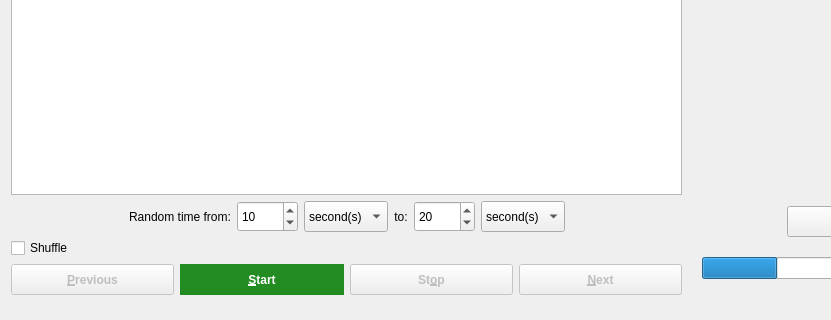
Before: the Qt Designer form src/gui/mainwindow.ui in LeonVitanos/Wallch, drawn with Qt 5; both pictures show x 0 to 831 and y 187 to 507 of the 1024 by 507 pixel window.
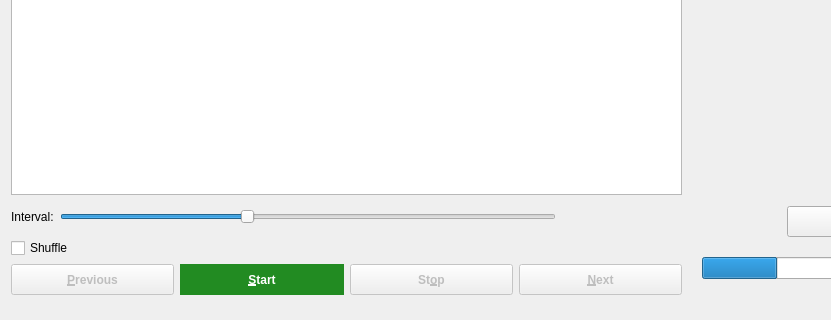
After: the same form once the commit is applied. The open tabs and pages were chosen to show the change. Icons and pictures are not drawn.

Commit message: Modularization of timerManager and removal of random time feature

Diff of the .ui file:
```diff
--- a/src/gui/mainwindow.ui
+++ b/src/gui/mainwindow.ui
@@ -973,238 +973,6 @@
               </item>
              </layout>
             </widget>
-            <widget class="QWidget" name="page_3">
-             <layout class="QHBoxLayout" name="horizontalLayout_29">
-              <property name="leftMargin">
-               <number>0</number>
-              </property>
-              <property name="topMargin">
-               <number>0</number>
-              </property>
-              <property name="rightMargin">
-               <number>0</number>
-              </property>
-              <property name="bottomMargin">
-               <number>0</number>
-              </property>
-              <item>
-               <spacer name="horizontalSpacer_34">
-                <property name="orientation">
-                 <enum>Qt::Horizontal</enum>
-                </property>
-                <property name="sizeHint" stdset="0">
-                 <size>
-                  <width>40</width>
-                  <height>20</height>
-                 </size>
-                </property>
-               </spacer>
-              </item>
-              <item>
-               <widget class="QLabel" name="random_time_from_label">
-                <property name="enabled">
-                 <bool>true</bool>
-                </property>
-                <property name="sizePolicy">
-                 <sizepolicy hsizetype="Fixed" vsizetype="Preferred">
-                  <horstretch>0</horstretch>
-                  <verstretch>0</verstretch>
-                 </sizepolicy>
-                </property>
-                <property name="font">
-                 <font>
-                  <bold>false</bold>
-                 </font>
-                </property>
-                <property name="text">
-                 <string>Random time from:</string>
-                </property>
-                <property name="alignment">
-                 <set>Qt::AlignCenter</set>
-                </property>
-               </widget>
-              </item>
-              <item>
-               <widget class="QSpinBox" name="random_from">
-                <property name="enabled">
-                 <bool>true</bool>
-                </property>
-                <property name="sizePolicy">
-                 <sizepolicy hsizetype="Fixed" vsizetype="Fixed">
-                  <horstretch>0</horstretch>
-                  <verstretch>0</verstretch>
-                 </sizepolicy>
-                </property>
-                <property name="minimumSize">
-                 <size>
-                  <width>40</width>
-                  <height>31</height>
-                 </size>
-                </property>
-                <property name="minimum">
-                 <number>0</number>
-                </property>
-                <property name="maximum">
-                 <number>86399</number>
-                </property>
-                <property name="singleStep">
-                 <number>1</number>
-                </property>
-                <property name="value">
-                 <number>10</number>
-                </property>
-               </widget>
-              </item>
-              <item>
-               <widget class="QComboBox" name="random_time_from_combobox">
-                <property name="enabled">
-                 <bool>true</bool>
-                </property>
-                <property name="sizePolicy">
-                 <sizepolicy hsizetype="Fixed" vsizetype="Fixed">
-                  <horstretch>0</horstretch>
-                  <verstretch>0</verstretch>
-                 </sizepolicy>
-                </property>
-                <property name="minimumSize">
-                 <size>
-                  <width>60</width>
-                  <height>31</height>
-                 </size>
-                </property>
-                <property name="maximumSize">
-                 <size>
-                  <width>16777215</width>
-                  <height>16777215</height>
-                 </size>
-                </property>
-                <property name="currentIndex">
-                 <number>0</number>
-                </property>
-                <property name="sizeAdjustPolicy">
-                 <enum>QComboBox::AdjustToContents</enum>
-                </property>
-                <item>
-                 <property name="text">
-                  <string>second(s)</string>
-                 </property>
-                </item>
-                <item>
-                 <property name="text">
-                  <string>minute(s)</string>
-                 </property>
-                </item>
-                <item>
-                 <property name="text">
-                  <string>hour(s)</string>
-                 </property>
-                </item>
-               </widget>
-              </item>
-              <item>
-               <widget class="QLabel" name="random_time_to_label">
-                <property name="enabled">
-                 <bool>true</bool>
-                </property>
-                <property name="sizePolicy">
-                 <sizepolicy hsizetype="Fixed" vsizetype="Preferred">
-                  <horstretch>0</horstretch>
-                  <verstretch>0</verstretch>
-                 </sizepolicy>
-                </property>
-                <property name="font">
-                 <font>
-                  <bold>false</bold>
-                 </font>
-                </property>
-                <property name="text">
-                 <string>to:</string>
-                </property>
-                <property name="alignment">
-                 <set>Qt::AlignCenter</set>
-                </property>
-               </widget>
-              </item>
-              <item>
-               <widget class="QSpinBox" name="random_to">
-                <property name="enabled">
-                 <bool>true</bool>
-                </property>
-                <property name="sizePolicy">
-                 <sizepolicy hsizetype="Fixed" vsizetype="Fixed">
-                  <horstretch>0</horstretch>
-                  <verstretch>0</verstretch>
-                 </sizepolicy>
-                </property>
-                <property name="minimumSize">
-                 <size>
-                  <width>40</width>
-                  <height>31</height>
-                 </size>
-                </property>
-                <property name="minimum">
-                 <number>1</number>
-                </property>
-                <property name="maximum">
-                 <number>86400</number>
-                </property>
-                <property name="singleStep">
-                 <number>1</number>
-                </property>
-                <property name="value">
-                 <number>20</number>
-                </property>
-               </widget>
-              </item>
-              <item>
-               <widget class="QComboBox" name="random_time_to_combobox">
-                <property name="enabled">
-                 <bool>true</bool>
-                </property>
-                <property name="minimumSize">
-                 <size>
-                  <width>60</width>
-                  <height>31</height>
-                 </size>
-                </property>
-                <property name="currentIndex">
-                 <number>0</number>
-                </property>
-                <property name="sizeAdjustPolicy">
-                 <enum>QComboBox::AdjustToContents</enum>
-                </property>
-                <item>
-                 <property name="text">
-                  <string>second(s)</string>
-                 </property>
-                </item>
-                <item>
-                 <property name="text">
-                  <string>minute(s)</string>
-                 </property>
-                </item>
-                <item>
-                 <property name="text">
-                  <string>hour(s)</string>
-                 </property>
-                </item>
-               </widget>
-              </item>
-              <item>
-               <spacer name="horizontalSpacer_33">
-                <property name="orientation">
-                 <enum>Qt::Horizontal</enum>
-                </property>
-                <property name="sizeHint" stdset="0">
-                 <size>
-                  <width>59</width>
-                  <height>20</height>
-                 </size>
-                </property>
-               </spacer>
-              </item>
-             </layout>
-            </widget>
            </widget>
           </item>
           <item>
```
Left out of the diff: 2 changed lines with no effect on the pictures. The commit also changes 11 other files.
